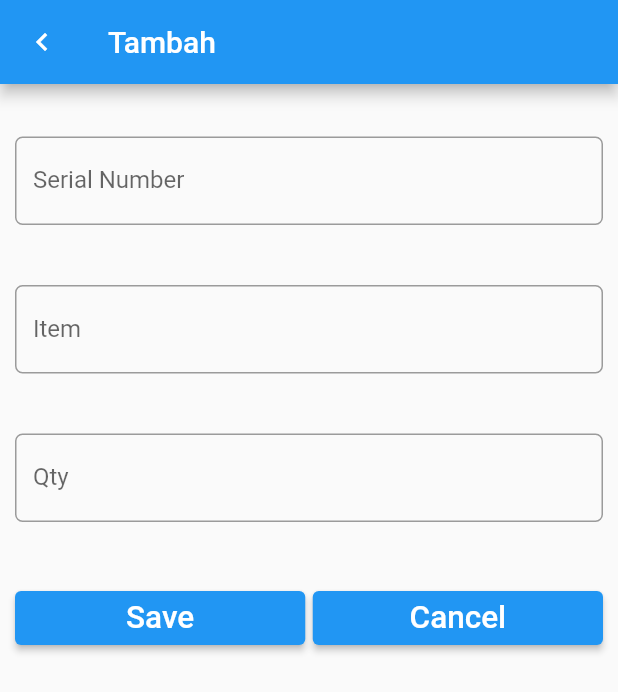
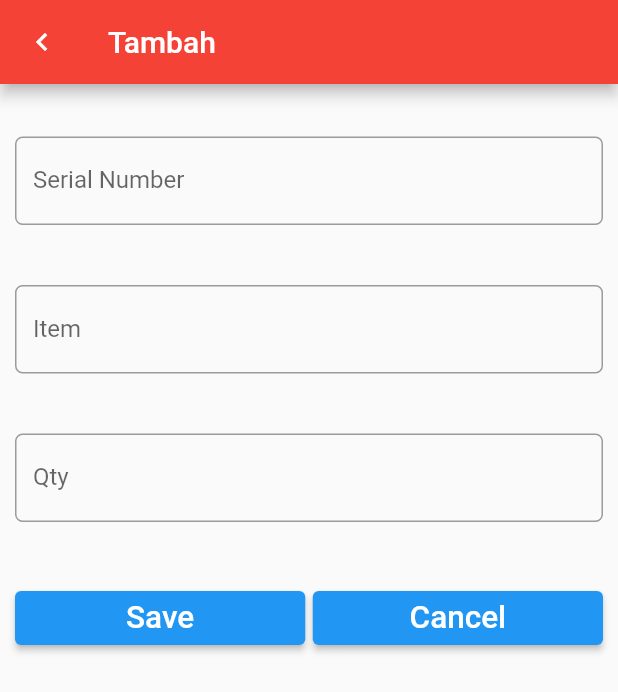
Before and after one commit to AnindaTantri/UTS, a Flutter app: the screen it shows after launch, tab 2 chosen, after a tap on "Tambah Stok", on a phone screen of 412 x 824 dp. Shown: the top 692 px of the screen. Run offline on Flutter 3.47's test engine with Material 2 defaults, Android fonts, the phone set to English and light mode, and no system bars; our stand-ins replace sqflite; accounts and stored records are empty.

```diff
--- a/lib/sqlite/EntryFormStokan.dart
+++ b/lib/sqlite/EntryFormStokan.dart
@@ -29,8 +29,10 @@ class EntryFormState extends State<EntryForm> {
         appBar: AppBar(
           title: item == null ? Text('Tambah') : Text('Ubah'),
           leading: Icon(Icons.keyboard_arrow_left),
+          backgroundColor: Colors.red,
         ),
         body: Padding(
+          // serial number
           padding: EdgeInsets.only(top: 15.0, left: 10.0, right: 10.0),
           child: ListView(
             children: <Widget>[
@@ -50,7 +52,7 @@ class EntryFormState extends State<EntryForm> {
                   },
                 ),
               ),
-              // nama
+              // nama item yang akan dimasukkan
               Padding(
                 padding: EdgeInsets.only(top: 20.0, bottom: 20.0),
                 child: TextField(
@@ -67,7 +69,7 @@ class EntryFormState extends State<EntryForm> {
                   },
                 ),
               ),
-
+              // memasukkan stok
               Padding(
                 padding: EdgeInsets.only(top: 20.0, bottom: 20.0),
                 child: TextField(
@@ -92,7 +94,6 @@ class EntryFormState extends State<EntryForm> {
                     // tombol simpan
                     Expanded(
                       child: ElevatedButton(
-                        // color: Theme.of(context).primaryColorDark,
                         // textColor: Theme.of(context).primaryColorLight,
                         child: Text(
                           'Save',
@@ -100,13 +101,13 @@ class EntryFormState extends State<EntryForm> {
                         ),
                         onPressed: () {
                           if (item == null) {
-                            // tambah data
+                            // tambah data yang baru dimasukkan
                             item = Stok(
                                 nameController.text,
                                 int.parse(serialnumberController.text),
                                 int.parse(qtyController.text));
                           } else {
-                            // ubah data
+                            // untuk mengubah data
                             item.serialnumber =
                                 int.parse(serialnumberController.text);
                             item.name = nameController.text;
--- a/lib/sqlite/EntryFromDeskripsi.dart
+++ b/lib/sqlite/EntryFromDeskripsi.dart
@@ -27,6 +27,7 @@ class EntryFormState extends State<EntryForm> {
     //rubah
     return Scaffold(
         appBar: AppBar(
+          backgroundColor: Colors.red,
           title: itemdeskripsi == null ? Text('Tambah') : Text('Ubah'),
           leading: Icon(Icons.keyboard_arrow_left),
         ),
@@ -67,7 +68,7 @@ class EntryFormState extends State<EntryForm> {
                   },
                 ),
               ),
-
+//entry  keterangan item/barang
               Padding(
                 padding: EdgeInsets.only(top: 20.0, bottom: 20.0),
                 child: TextField(
@@ -107,7 +108,7 @@ class EntryFormState extends State<EntryForm> {
                               keteranganController.text,
                             );
                           } else {
-                            // ubah data
+                            // mengubah data
                             itemdeskripsi.serialnumber =
                                 int.parse(serialnumberController.text);
                             itemdeskripsi.name = nameController.text;
--- a/lib/sqlite/HomeDeskripsi.dart
+++ b/lib/sqlite/HomeDeskripsi.dart
@@ -31,6 +31,7 @@ class HomeDeskripsiState extends State<HomeDeskripsi> {
       // appBar: AppBar(
       //   title: Text('Gudang Jaringan'),
       // ),
+      backgroundColor: Colors.red,
       body: Column(children: [
         Expanded(
           child: createListView(),
@@ -40,7 +41,7 @@ class HomeDeskripsiState extends State<HomeDeskripsi> {
           child: SizedBox(
             width: double.infinity,
             child: ElevatedButton(
-              child: Text("Tambah Deskripsi"),
+              child: Text("Tambah Deskripsi"), //button tambah deskripsi
               onPressed: () async {
                 var data = await navigateToEntryForm(context, null);
                 if (data != null) {
@@ -66,6 +67,7 @@ class HomeDeskripsiState extends State<HomeDeskripsi> {
     return result;
   }
 
+//list view yang akan ditampilkan
   ListView createListView() {
     TextStyle textStyle = Theme.of(context).textTheme.headline5;
     return ListView.builder(
--- a/lib/sqlite/HomeStokan.dart
+++ b/lib/sqlite/HomeStokan.dart
@@ -31,6 +31,7 @@ class HomeStokanState extends State<HomeStokan> {
       // appBar: AppBar(
       //   title: Text('Gudang Jaringan'),
       // ),
+      backgroundColor: Colors.red,
       body: Column(children: [
         Expanded(
           child: createListView(),
@@ -40,7 +41,7 @@ class HomeStokanState extends State<HomeStokan> {
           child: SizedBox(
             width: double.infinity,
             child: ElevatedButton(
-              child: Text("Tambah Stok"),
+              child: Text("Tambah Stok"), //untuk button tambah stokkan
               onPressed: () async {
                 var item = await navigateToEntryForm(context, null);
                 if (item != null) {
@@ -65,6 +66,7 @@ class HomeStokanState extends State<HomeStokan> {
     return result;
   }
 
+//tampilan pada home stokan list data
   ListView createListView() {
     TextStyle textStyle = Theme.of(context).textTheme.headline5;
     return ListView.builder(
@@ -105,7 +107,7 @@ class HomeStokanState extends State<HomeStokan> {
     );
   }
 
-  //update List item
+  //untuk mengupdate List item
   void updateListView() {
     final Future<Database> dbFuture = dbHelper.initDb();
     dbFuture.then((database) {
```
Also changed, not shown: lib/sqlite/DbHelper.dart (+8 -4 lines).
